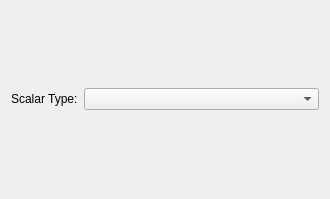
This is src/qt-widgets/ReconstructScalarCoverageLayerOptionsWidgetUi.ui in GPlates/GPlates as Qt 5 draws it before an edit. The edited form follows.
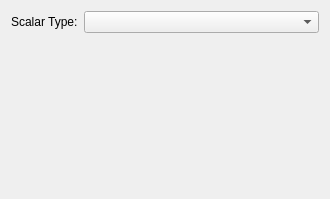
This is the edited form.

```diff
--- a/src/qt-widgets/ReconstructScalarCoverageLayerOptionsWidgetUi.ui
+++ b/src/qt-widgets/ReconstructScalarCoverageLayerOptionsWidgetUi.ui
@@ -13,7 +13,7 @@
   <property name="windowTitle">
    <string>Layers</string>
   </property>
-  <layout class="QHBoxLayout" name="horizontalLayout_8">
+  <layout class="QVBoxLayout" name="verticalLayout">
    <item>
     <layout class="QGridLayout" name="gridLayout">
      <item row="0" column="0">
@@ -35,6 +35,9 @@
      </item>
     </layout>
    </item>
+   <item>
+    <widget class="QWidget" name="palette_placeholder_widget" native="true"/>
+   </item>
   </layout>
  </widget>
  <resources>
```
